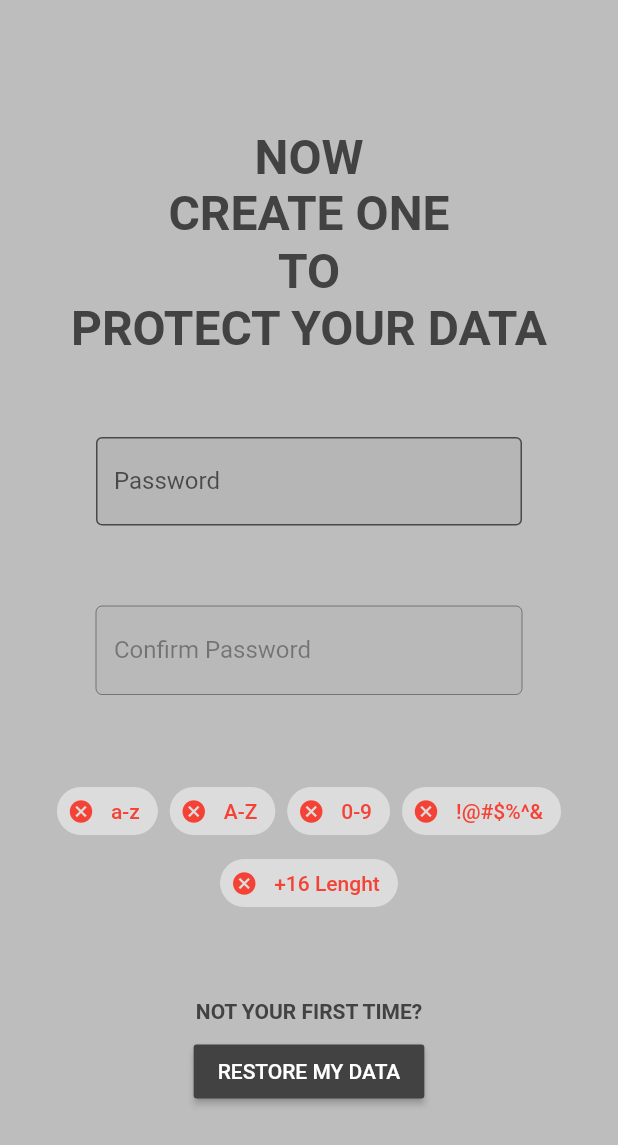
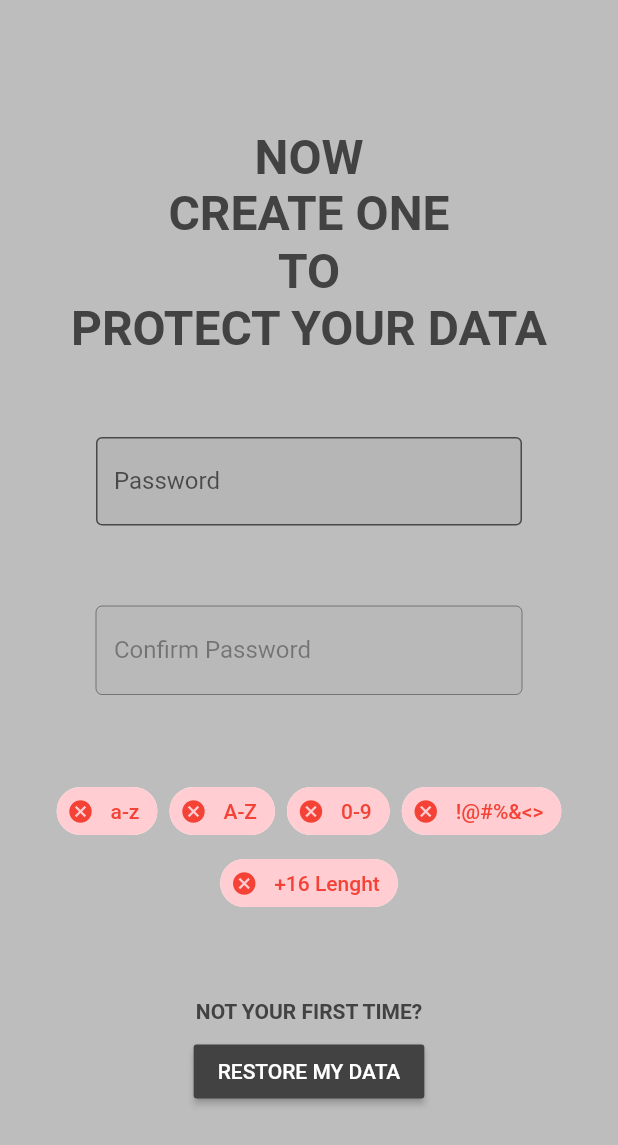
Before and after one commit to fiorcode/keyway, a Flutter app: the screen it shows after launch, on a phone screen of 412 x 824 dp. Shown: the top 1145 px of the screen. Run offline on Flutter 3.47's test engine with Material 2 defaults, Android fonts, the phone set to English and light mode, and no system bars; our stand-ins replace connectivity, google_sign_in, shared_preferences, sqflite; missing offline and left inert: encrypt, googleapis; accounts and stored records are empty.

Commit message:
Update check_board.dart

```diff
--- a/lib/widgets/check_board.dart
+++ b/lib/widgets/check_board.dart
@@ -1,4 +1,6 @@
 import 'package:flutter/material.dart';
+
+import '../helpers/password_helper.dart';
 
 class CheckBoard extends StatelessWidget {
   CheckBoard({@required this.password});
@@ -10,28 +12,26 @@ class CheckBoard extends StatelessWidget {
     return Wrap(
       crossAxisAlignment: WrapCrossAlignment.center,
       alignment: WrapAlignment.center,
-      children: <Widget>[
+      children: [
         IconLabel(
           label: 'a-z',
-          logic: password.contains(RegExp(r'[a-z]')) ? true : false,
+          logic: PasswordHelper.hasLow(password),
         ),
         IconLabel(
           label: 'A-Z',
-          logic: password.contains(RegExp(r'[A-Z]')) ? true : false,
+          logic: PasswordHelper.hasUpp(password),
         ),
         IconLabel(
           label: '0-9',
-          logic: password.contains(RegExp(r'[0-9]')) ? true : false,
+          logic: PasswordHelper.hasNum(password),
         ),
         IconLabel(
-          label: '!@#\$%^&',
-          logic: password.contains(RegExp(r'[!@#$%^&*(),.?":{}|<>]'))
-              ? true
-              : false,
+          label: '!@#%&<>',
+          logic: PasswordHelper.hasSpec(password),
         ),
         IconLabel(
           label: '+16 Lenght',
-          logic: password.length >= 6 ? true : false,
+          logic: PasswordHelper.minLong(password),
         ),
       ],
       spacing: 8,
@@ -55,6 +55,7 @@ class IconLabel extends StatelessWidget {
       avatar: logic
           ? const Icon(Icons.check_circle, color: Colors.green)
           : const Icon(Icons.cancel, color: Colors.red),
+      backgroundColor: logic ? Colors.green[100] : Colors.red[100],
       label: Text(
         label,
         style: TextStyle(
```
